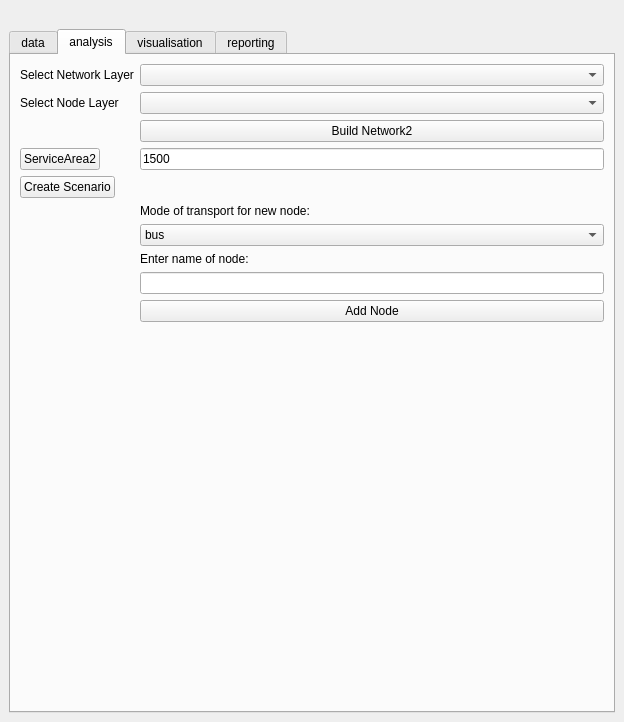
First picture: the form in PASCAL2/spatial_decision_dockwidget_base.ui, repository SimonGriffioen/GEO1005, before the edit.
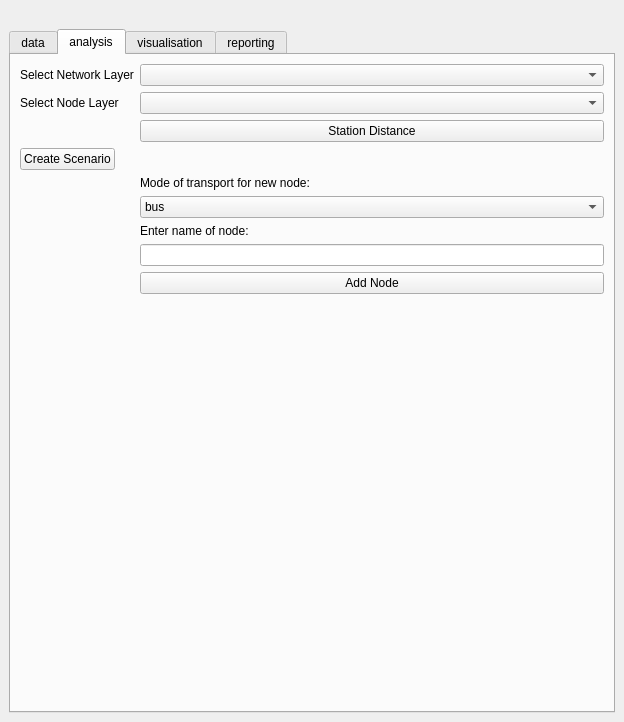
Second picture: the form after the edit. Icons and pictures are not drawn.

```diff
--- a/PASCAL2/spatial_decision_dockwidget_base.ui
+++ b/PASCAL2/spatial_decision_dockwidget_base.ui
@@ -62,42 +62,28 @@
         <item row="2" column="1">
          <widget class="QComboBox" name="selectNodeCombo"/>
         </item>
-        <item row="4" column="1">
-         <widget class="QPushButton" name="setNetworkButton2">
+        <item row="3" column="1">
+         <widget class="QPushButton" name="stationDistanceButton">
           <property name="text">
-           <string>Build Network2</string>
+           <string>Station Distance</string>
           </property>
          </widget>
         </item>
-        <item row="6" column="0">
-         <widget class="QPushButton" name="serviceAreaButton2">
-          <property name="text">
-           <string>ServiceArea2</string>
-          </property>
-         </widget>
-        </item>
-        <item row="6" column="1">
-         <widget class="QLineEdit" name="serviceAreaCutoffEdit">
-          <property name="text">
-           <string>1500</string>
-          </property>
-         </widget>
-        </item>
-        <item row="11" column="0">
+        <item row="9" column="0">
          <widget class="QPushButton" name="createScenarioButton">
           <property name="text">
            <string>Create Scenario</string>
           </property>
          </widget>
         </item>
-        <item row="12" column="1">
+        <item row="10" column="1">
          <widget class="QLabel" name="label_2">
           <property name="text">
            <string>Mode of transport for new node:</string>
           </property>
          </widget>
         </item>
-        <item row="13" column="1">
+        <item row="11" column="1">
          <widget class="QComboBox" name="selectTransportCombo">
           <item>
            <property name="text">
@@ -126,23 +112,23 @@
           </item>
          </widget>
         </item>
-        <item row="15" column="1">
+        <item row="12" column="1">
+         <widget class="QLabel" name="label_5">
+          <property name="text">
+           <string>Enter name of node:</string>
+          </property>
+         </widget>
+        </item>
+        <item row="13" column="1">
          <widget class="QLineEdit" name="stopNameEdit"/>
         </item>
-        <item row="16" column="1">
+        <item row="14" column="1">
          <widget class="QPushButton" name="addNodesButton">
           <property name="text">
            <string>Add Node</string>
           </property>
          </widget>
         </item>
-        <item row="14" column="1">
-         <widget class="QLabel" name="label_5">
-          <property name="text">
-           <string>Enter name of node:</string>
-          </property>
-         </widget>
-        </item>
        </layout>
       </widget>
       <widget class="QWidget" name="tab">
```
